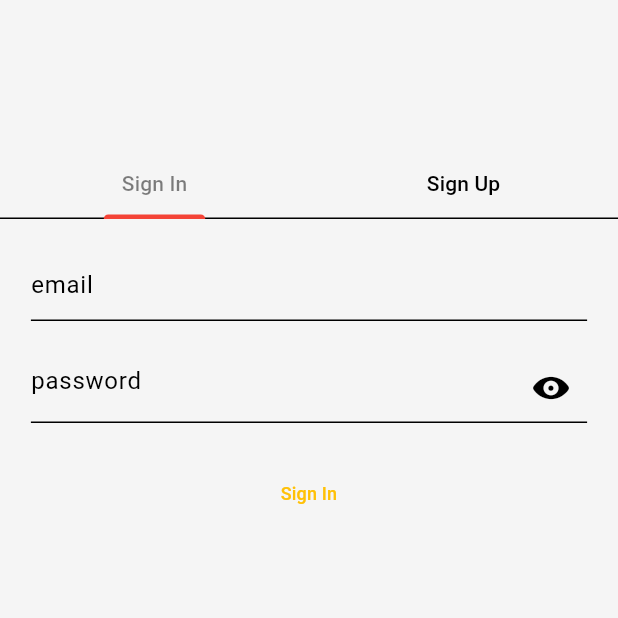
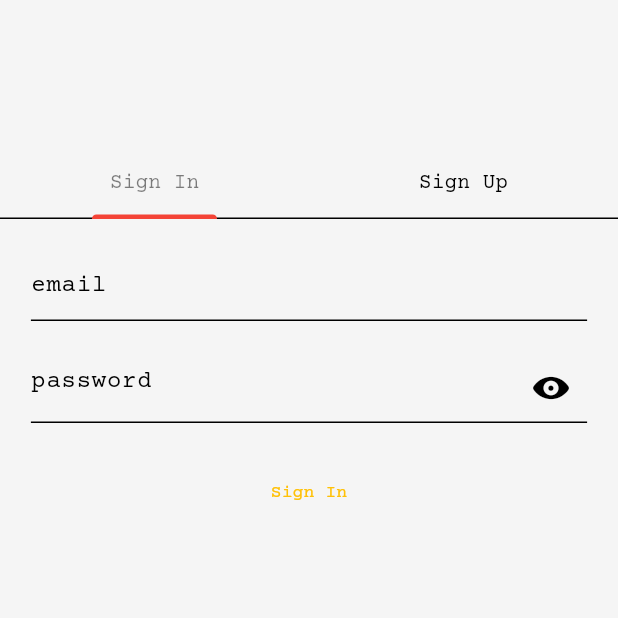
Before and after one commit to eddiearnoldz/understudy_app, a Flutter app: the screen it shows after launch, on a phone screen of 412 x 824 dp, the top half of it. Run offline on Flutter 3.47's test engine with Material 3 defaults, Android fonts, the phone set to English and light mode, and no system bars; our stand-ins replace bloc, cloud_firestore, equatable, firebase_auth, firebase_core, flutter_bloc and 1 more; accounts and stored records are empty.

Commit message:
added font family to theme data config

```diff
--- a/lib/app_view.dart
+++ b/lib/app_view.dart
@@ -12,7 +12,7 @@ class MyAppView extends StatelessWidget {
     return MaterialApp(
         title: 'The Understudy App',
         debugShowCheckedModeBanner: false,
-        theme: ThemeData(colorScheme: ColorScheme.light(surface: Colors.grey.shade100, onSurface: Colors.black, primary: Colors.red, onPrimary: Colors.yellow)),
+        theme: ThemeData(colorScheme: ColorScheme.light(surface: Colors.grey.shade100, onSurface: Colors.black, primary: Colors.red, onPrimary: Colors.yellow), fontFamily: 'Courier Font'),
         home: BlocBuilder<AuthenticationBloc, AuthenticationState>(
           builder: ((context, state) {
             if (state.status == AuthenticationStatus.authenticated) {
--- a/lib/screens/home/views/home_screen.dart
+++ b/lib/screens/home/views/home_screen.dart
@@ -12,7 +12,6 @@ class HomeScreen extends StatelessWidget {
         children: [
           Text(
             "TEST - YOU'RE IN",
-            style: TextStyle(fontFamily: 'Courier Font'),
           ),
         ],
       )),
```
